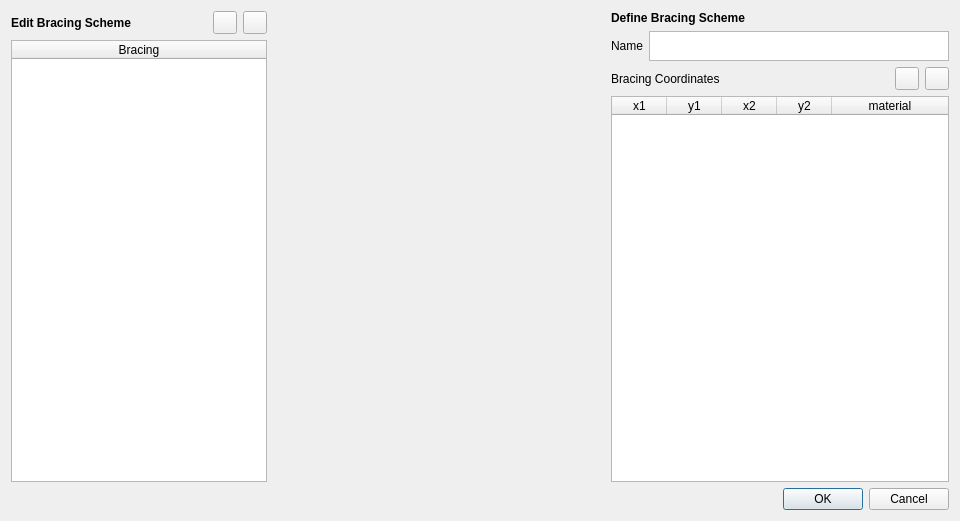
First picture: the form in resources/UI/autobuilder_bracingscheme_v1.ui, repository UofT-Seismic-Design-Team/Autobuilder-3.0, before the edit.
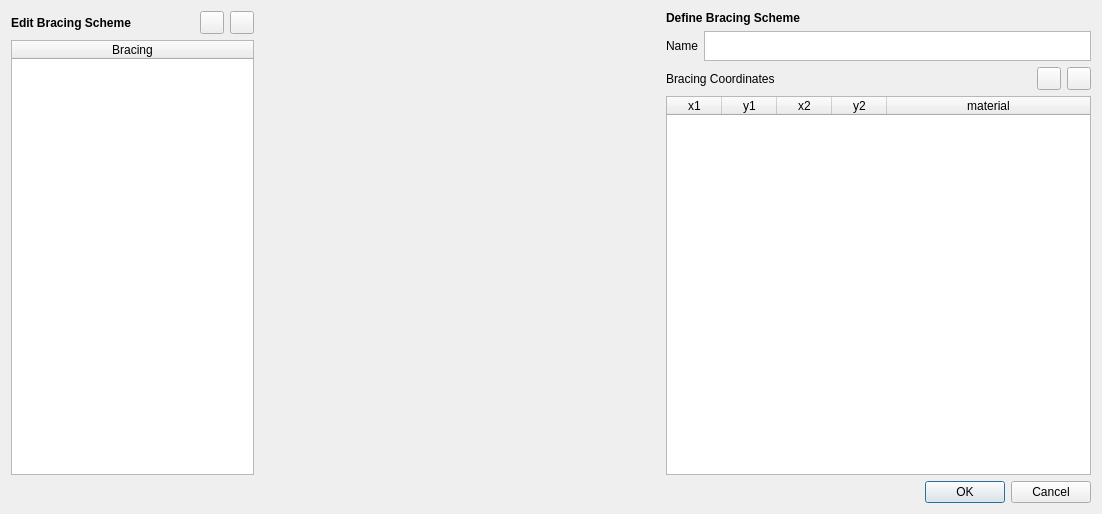
Second picture: the form after the edit. Custom widgets are drawn as their Qt base class.

What changed in the file:
```diff
--- a/resources/UI/autobuilder_bracingscheme_v1.ui
+++ b/resources/UI/autobuilder_bracingscheme_v1.ui
@@ -6,15 +6,13 @@
    <rect>
     <x>0</x>
     <y>0</y>
-    <width>960</width>
-    <height>521</height>
+    <width>1102</width>
+    <height>514</height>
    </rect>
   </property>
   <property name="windowTitle">
    <string>Bracing Scheme</string>
   </property>
-  <layout class="QGridLayout" name="gridLayout">
-   <item row="0" column="0">
     <layout class="QVBoxLayout" name="verticalLayout_2">
      <item>
       <layout class="QHBoxLayout" name="horizontalLayout_2">
@@ -78,17 +76,14 @@
          </property>
          <property name="minimumSize">
           <size>
-           <width>250</width>
-           <height>0</height>
+         <width>400</width>
+         <height>250</height>
           </size>
          </property>
         </widget>
        </item>
        <item>
-        <layout class="QVBoxLayout" name="verticalLayout_3" stretch="0,0,0,0">
-         <property name="spacing">
-          <number>6</number>
-         </property>
+      <layout class="QVBoxLayout" name="verticalLayout">
          <item>
           <widget class="QLabel" name="defineBracingLabel">
            <property name="font">
@@ -191,13 +186,13 @@
            </property>
            <property name="minimumSize">
             <size>
-             <width>282</width>
+           <width>400</width>
              <height>345</height>
             </size>
            </property>
            <property name="maximumSize">
             <size>
-             <width>350</width>
+           <width>16777215</width>
              <height>16777215</height>
             </size>
            </property>
@@ -271,9 +266,7 @@
        </item>
       </layout>
      </item>
-    </layout>
-   </item>
-   <item row="1" column="0">
+   <item>
     <widget class="QDialogButtonBox" name="bracingSchemeButtonBox">
      <property name="standardButtons">
       <set>QDialogButtonBox::Cancel|QDialogButtonBox::Ok</set>
```
Lines whose indentation alone changed are shown as unchanged.
